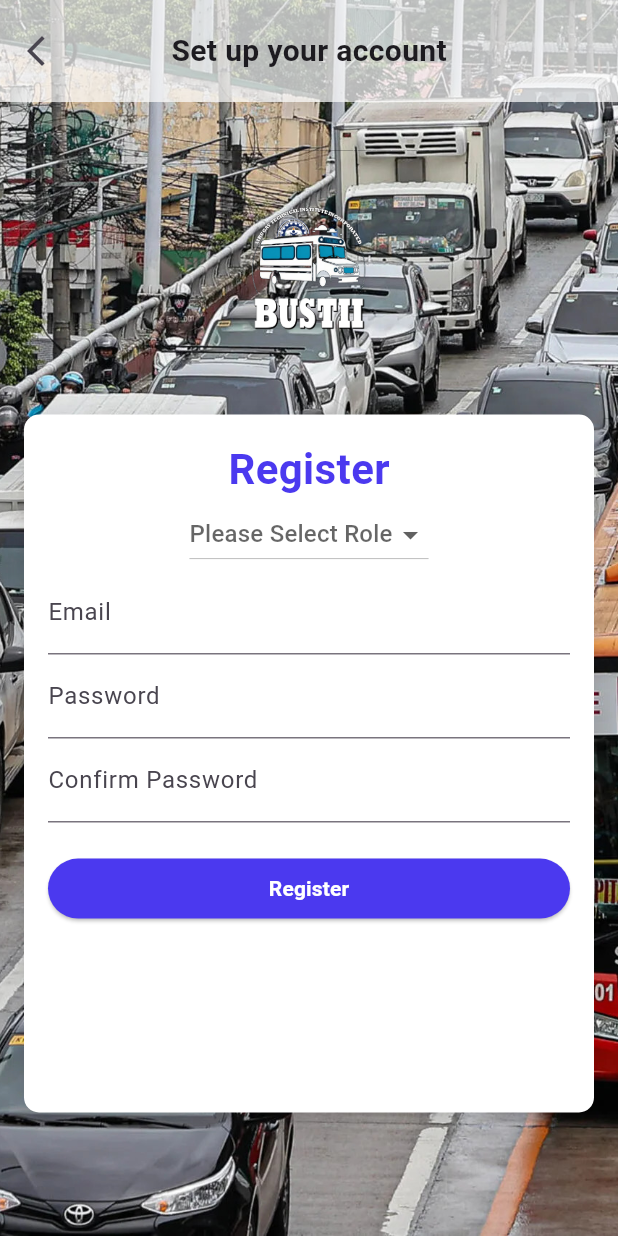
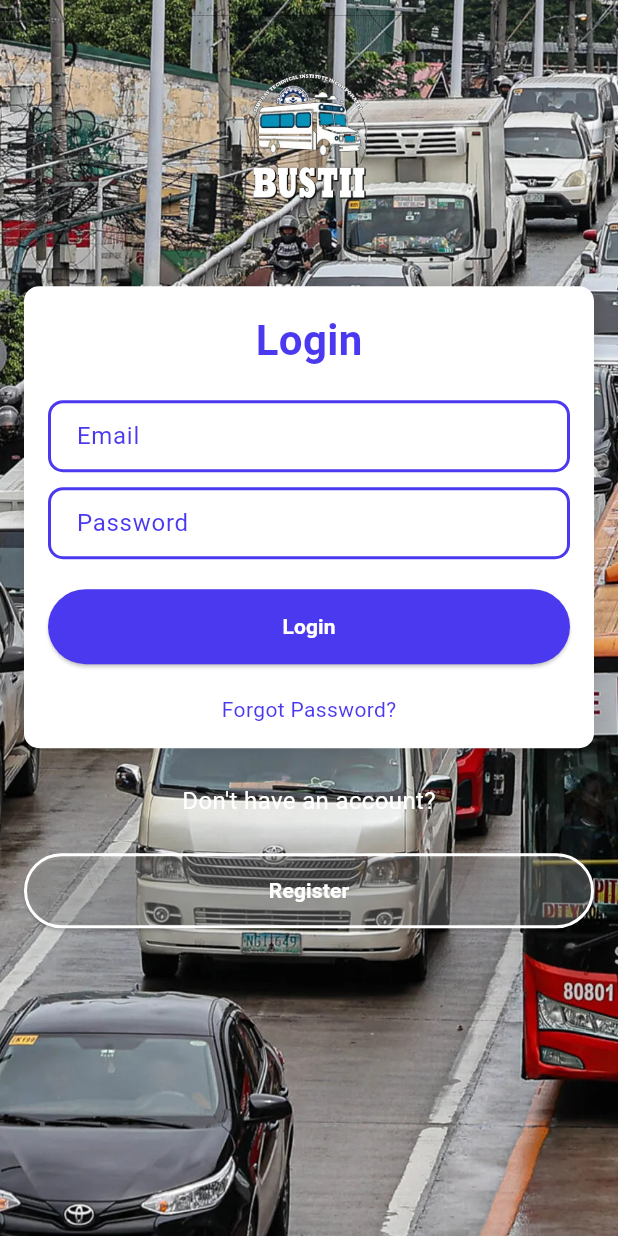
Before and after one commit to PePe-Ronin/bus_tracking_scheduling, a Flutter app: the screen it shows after launch, on a phone screen of 412 x 824 dp. Run offline on Flutter 3.47's test engine with Material 3 defaults, Android fonts, the phone set to English and light mode, and no system bars; our stand-ins replace cloud_firestore, firebase_auth, firebase_core; missing offline and left inert: firebase_ui_auth; accounts and stored records are empty.

Commit message:
updated code login and registration

```diff
--- a/lib/welcome_screen.dart
+++ b/lib/dashboard.dart
@@ -1,9 +1,9 @@
 import 'package:firebase_auth/firebase_auth.dart';
 import 'package:flutter/material.dart';
-import 'home_screen.dart';
+import 'registration_screen.dart';
 
-class WelcomeScreen extends StatelessWidget {
-  const WelcomeScreen({super.key});
+class Dashboard extends StatelessWidget {
+  const Dashboard({super.key});
 
   @override
   Widget build(BuildContext context) {
--- a/lib/home_screen.dart
+++ /dev/null
@@ -1,222 +0,0 @@
-import 'package:flutter/material.dart';
-import 'package:firebase_auth/firebase_auth.dart';
-import 'package:cloud_firestore/cloud_firestore.dart';
-import 'package:bus/welcome_screen.dart';
-
-class RegistrationScreen extends StatefulWidget {
-  const RegistrationScreen({super.key});
-
-  @override
-  _RegistrationScreenState createState() => _RegistrationScreenState();
-}
-
-class _RegistrationScreenState extends State<RegistrationScreen> {
-  final _auth = FirebaseAuth.instance;
-  final _firestore = FirebaseFirestore.instance;
-  String? _userType;
-  final _emailController = TextEditingController();
-  final _passwordController = TextEditingController();
-  final _lastName = TextEditingController();
-  final _firstName = TextEditingController();
-  final _middleName = TextEditingController();
-  final _gradeLevel = TextEditingController();
-  final _section = TextEditingController();
-  final _strand = TextEditingController();
-  final _studentContact = TextEditingController();
-  final _parentName = TextEditingController();
-  final _parentContact = TextEditingController();
-  final _studentLatLNG = TextEditingController();
-  final _confirmPasswordController = TextEditingController();
-
-  void _register() async {
-    try {
-      UserCredential userCredential =
-          await _auth.createUserWithEmailAndPassword(
-        email: _emailController.text,
-        password: _passwordController.text,
-      );
-
-      await _firestore.collection('users').doc(userCredential.user!.uid).set({
-        'userType': _userType,
-        'email': _emailController.text,
-        'lastName': _lastName.text,
-        'firstName': _firstName.text,
-        'middleName': _middleName.text,
-        'gradeLevel': _gradeLevel.text,
-        'section': _section.text,
-        'strand': _strand.text,
-        'ContactNo': _studentContact.text,
-        'parentName': _parentName.text,
-        'parentContact': _parentContact.text,
-        'studentLatLNG': _studentLatLNG.text,
-        'confirmPassword': _confirmPasswordController.text,
-      });
-
-      Navigator.pushReplacement(
-        context,
-        MaterialPageRoute(builder: (context) => const WelcomeScreen()),
-      );
-    } catch (e) {
-      print('Error: $e');
-    }
-  }
-
-  @override
-  Widget build(BuildContext context) {
-    final screenHeight = MediaQuery.of(context).size.height;
-
-    return Scaffold(
-      body: Stack(
-        children: [
-          // Background Image
-          Positioned.fill(
-            child: Image.asset(
-              'assets/edsa.png',
-              fit: BoxFit.cover,
-            ),
-          ),
-          // Custom AppBar
-          Positioned(
-            top: 0,
-            left: 0,
-            right: 0,
-            child: Container(
-              padding: const EdgeInsets.only(top: 10, bottom: 10),
-              color: Colors.white.withOpacity(0.7),
-              child: Row(
-                mainAxisAlignment: MainAxisAlignment.spaceBetween,
-                children: [
-                  IconButton(
-                    icon: const Icon(Icons.arrow_back_ios_new_outlined),
-                    onPressed: () {
-                      Navigator.pop(context);
-                    },
-                  ),
-                  const Text(
-                    "Set up your account",
-                    style: TextStyle(fontSize: 20, fontWeight: FontWeight.bold),
-                  ),
-                  const SizedBox(width: 48),
-                ],
-              ),
-            ),
-          ),
-          // Main Content
-          LayoutBuilder(
-            builder: (context, constraints) {
-              return Padding(
-                padding:
-                    const EdgeInsets.only(top: 100.0, left: 16.0, right: 16.0),
-                child: Column(
-                  children: [
-                    // Logo
-                    Expanded(
-                      flex: 2,
-                      child: Center(
-                        child: Image.asset(
-                          'assets/bustii.png',
-                          height: constraints.maxHeight * 0.2,
-                          width: constraints.maxWidth * 0.5,
-                        ),
-                      ),
-                    ),
-                    // Registration Form
-                    Expanded(
-                      flex: 6,
-                      child: Container(
-                        padding: const EdgeInsets.all(16.0),
-                        margin: const EdgeInsets.only(top: 16.0),
-                        decoration: BoxDecoration(
-                          color: Colors.white,
-                          borderRadius: BorderRadius.circular(10),
-                          boxShadow: const [
-                            BoxShadow(
-                              color: Colors.black12,
-                              blurRadius: 10,
-                              offset: Offset(0, 2),
-                            ),
-                          ],
-                        ),
-                        child: Column(
-                          crossAxisAlignment: CrossAxisAlignment.center,
-                          children: [
-                            const Text(
-                              'Register',
-                              style: TextStyle(
-                                color: Color.fromRGBO(75, 57, 239, 1),
-                                fontWeight: FontWeight.bold,
-                                fontSize: 28,
-                              ),
-                            ),
-                            DropdownButton<String>(
-                              value: _userType,
-                              hint: const Text('Please Select Role'),
-                              items: const [
-                                DropdownMenuItem(
-                                  child: Text('Parent'),
-                                  value: 'Parent',
-                                ),
-                                DropdownMenuItem(
-                                  child: Text('Student'),
-                                  value: 'Student',
-                                ),
-                                DropdownMenuItem(
-                                  child: Text('Driver'),
-                                  value: 'Driver',
-                                ),
-                              ],
-                              onChanged: (String? newValue) {
-                                setState(() {
-                                  _userType = newValue;
-                                });
-                              },
-                            ),
-                            TextField(
-                              controller: _emailController,
-                              decoration:
-                                  const InputDecoration(labelText: 'Email'),
-                            ),
-                            TextField(
-                              controller: _passwordController,
-                              decoration:
-                                  const InputDecoration(labelText: 'Password'),
-                              obscureText: true,
-                            ),
-                            TextField(
-                              controller: _confirmPasswordController,
-                              decoration: const InputDecoration(
-                                  labelText: 'Confirm Password'),
-                              obscureText: true,
-                            ),
-                            const SizedBox(height: 20),
-                            SizedBox(
-                              width: double.infinity,
-                              child: ElevatedButton(
-                                onPressed: _register,
-                                style: ElevatedButton.styleFrom(
-                                  backgroundColor:
-                                      Color.fromRGBO(75, 57, 239, 1),
-                                ),
-                                child: const Text(
-                                  'Register',
-                                  style: TextStyle(
-                                      fontWeight: FontWeight.bold,
-                                      color: Colors.white),
-                                ),
-                              ),
-                            ),
-                          ],
-                        ),
-                      ),
-                    ),
-                    SizedBox(height: screenHeight * 0.1), // Dynamic height
-                  ],
-                ),
-              );
-            },
-          ),
-        ],
-      ),
-    );
-  }
-}
--- /dev/null
+++ b/lib/login_screen.dart
@@ -0,0 +1,214 @@
+import 'package:flutter/material.dart';
+import 'package:firebase_auth/firebase_auth.dart';
+import 'package:bus/dashboard.dart';
+import 'package:bus/registration_screen.dart';
+
+class LoginScreen extends StatefulWidget {
+  const LoginScreen({super.key});
+
+  @override
+  _LoginScreenState createState() => _LoginScreenState();
+}
+
+class _LoginScreenState extends State<LoginScreen> {
+  final _auth = FirebaseAuth.instance;
+  final _emailController = TextEditingController();
+  final _passwordController = TextEditingController();
+
+  void _login() async {
+    try {
+      UserCredential userCredential = await _auth.signInWithEmailAndPassword(
+        email: _emailController.text,
+        password: _passwordController.text,
+      );
+
+      // Navigate to dashboard or main screen after successful login
+      Navigator.pushReplacement(
+        context,
+        MaterialPageRoute(builder: (context) => const Dashboard()),
+      );
+    } catch (e) {
+      print('Error: $e');
+      ScaffoldMessenger.of(context).showSnackBar(
+        SnackBar(content: Text('Login failed: ${e.toString()}')),
+      );
+    }
+  }
+
+  @override
+  Widget build(BuildContext context) {
+    final screenHeight = MediaQuery.of(context).size.height;
+    final screenWidth = MediaQuery.of(context).size.width;
+
+    return Scaffold(
+      body: Stack(
+        children: [
+          // Background Image
+          Positioned.fill(
+            child: Image.asset(
+              'assets/edsa.png',
+              fit: BoxFit.cover,
+            ),
+          ),
+          Padding(
+            padding: const EdgeInsets.only(top: 10.0, left: 16.0, right: 16.0),
+            child: Column(
+              children: [
+                // Logo
+                Center(
+                  child: Image.asset(
+                    'assets/bustii.png',
+                    height: screenHeight * 0.2,
+                    width: screenWidth * 0.5,
+                  ),
+                ),
+                // Login Form
+                Container(
+                  padding: const EdgeInsets.all(16.0),
+                  margin: const EdgeInsets.only(top: 16.0),
+                  decoration: BoxDecoration(
+                    color: Colors.white,
+                    borderRadius: BorderRadius.circular(10),
+                    boxShadow: const [
+                      BoxShadow(
+                        color: Colors.black12,
+                        blurRadius: 10,
+                        offset: Offset(0, 2),
+                      ),
+                    ],
+                  ),
+                  child: Column(
+                    crossAxisAlignment: CrossAxisAlignment.center,
+                    children: [
+                      const Text(
+                        'Login',
+                        style: TextStyle(
+                          color: Color.fromRGBO(75, 57, 239, 1),
+                          fontWeight: FontWeight.bold,
+                          fontSize: 28,
+                        ),
+                      ),
+                      const SizedBox(height: 20),
+                      // Custom styled Email TextField
+                      TextField(
+                        controller: _emailController,
+                        decoration: InputDecoration(
+                          labelText: 'Email',
+                          labelStyle: const TextStyle(
+                              color: Color.fromRGBO(75, 57, 239, 1)),
+                          enabledBorder: OutlineInputBorder(
+                            borderRadius: BorderRadius.circular(10),
+                            borderSide: const BorderSide(
+                                color: Color.fromRGBO(75, 57, 239, 1),
+                                width: 2),
+                          ),
+                          focusedBorder: OutlineInputBorder(
+                            borderRadius: BorderRadius.circular(10),
+                            borderSide: const BorderSide(
+                                color: Color.fromRGBO(75, 57, 239, 1),
+                                width: 2),
+                          ),
+                          filled: true,
+                          fillColor: Colors.white,
+                          contentPadding: const EdgeInsets.symmetric(
+                              vertical: 10, horizontal: 15),
+                        ),
+                      ),
+                      const SizedBox(height: 10),
+                      // Custom styled Password TextField
+                      TextField(
+                        controller: _passwordController,
+                        obscureText: true,
+                        decoration: InputDecoration(
+                          labelText: 'Password',
+                          labelStyle: const TextStyle(
+                              color: Color.fromRGBO(75, 57, 239, 1)),
+                          enabledBorder: OutlineInputBorder(
+                            borderRadius: BorderRadius.circular(10),
+                            borderSide: const BorderSide(
+                                color: Color.fromRGBO(75, 57, 239, 1),
+                                width: 2),
+                          ),
+                          focusedBorder: OutlineInputBorder(
+                            borderRadius: BorderRadius.circular(10),
+                            borderSide: const BorderSide(
+                                color: Color.fromRGBO(75, 57, 239, 1),
+                                width: 2),
+                          ),
+                          filled: true,
+                          fillColor: Colors.white,
+                          contentPadding: const EdgeInsets.symmetric(
+                              vertical: 10, horizontal: 15),
+                        ),
+                      ),
+                      const SizedBox(height: 20),
+                      SizedBox(
+                        width: double.infinity, // Expand to full width
+                        height: 50,
+                        child: ElevatedButton(
+                          onPressed: _login,
+                          style: ElevatedButton.styleFrom(
+                            backgroundColor: Color.fromRGBO(75, 57, 239, 1),
+                          ),
+                          child: const Text(
+                            'Login',
+                            style: TextStyle(
+                                fontWeight: FontWeight.bold,
+                                color: Colors.white),
+                          ),
+                        ),
+                      ),
+                      const SizedBox(height: 20),
+                      Text(
+                        'Forgot Password?',
+                        style: TextStyle(
+                          color: Color.fromRGBO(75, 57, 239, 1),
+                        ),
+                      ),
+                    ],
+                  ),
+                ),
+                const SizedBox(height: 10),
+                // Place the "Don't have an account?" and Register button below the form
+                SizedBox(
+                  height: 50, // Height for "Don't have an account?" text
+                  child: Center(
+                    child: Text(
+                      "Don't have an account?",
+                      style: TextStyle(fontSize: 16, color: Colors.white),
+                    ),
+                  ),
+                ),
+                SizedBox(height: 10), // Space before Register button
+                SizedBox(
+                  width: double.infinity,
+                  height: 50,
+                  child: ElevatedButton(
+                    onPressed: () {
+                      // Navigate to the registration screen
+                      Navigator.push(
+                        context,
+                        MaterialPageRoute(
+                            builder: (context) => const RegistrationScreen()),
+                      );
+                    },
+                    style: ElevatedButton.styleFrom(
+                      side: BorderSide(
+                          color: Colors.white, width: 2), // White border
+                      backgroundColor: Colors.white.withOpacity(0.2),
+                    ),
+                    child: const Text(
+                      'Register',
+                      style: TextStyle(
+                          fontWeight: FontWeight.bold, color: Colors.white),
+                    ),
+                  ),
+                ),
+              ],
+            ),
+          ),
+        ],
+      ),
+    );
+  }
+}
--- a/lib/main.dart
+++ b/lib/main.dart
@@ -1,7 +1,7 @@
 import 'package:firebase_core/firebase_core.dart';
 import 'package:flutter/material.dart';
 import 'firebase_options.dart'; // Generated file from Firebase CLI after setup
-import 'package:bus/home_screen.dart';
+import 'package:bus/login_screen.dart';
 
 void main() async {
   WidgetsFlutterBinding.ensureInitialized();
@@ -22,7 +22,7 @@ class MyApp extends StatelessWidget {
       theme: ThemeData(
         primarySwatch: Colors.blue,
       ),
-      home: RegistrationScreen(),
+      home: LoginScreen(),
     );
   }
 }
```
Also changed, not shown: lib/registration_screen.dart (added, +240 -0 lines).
